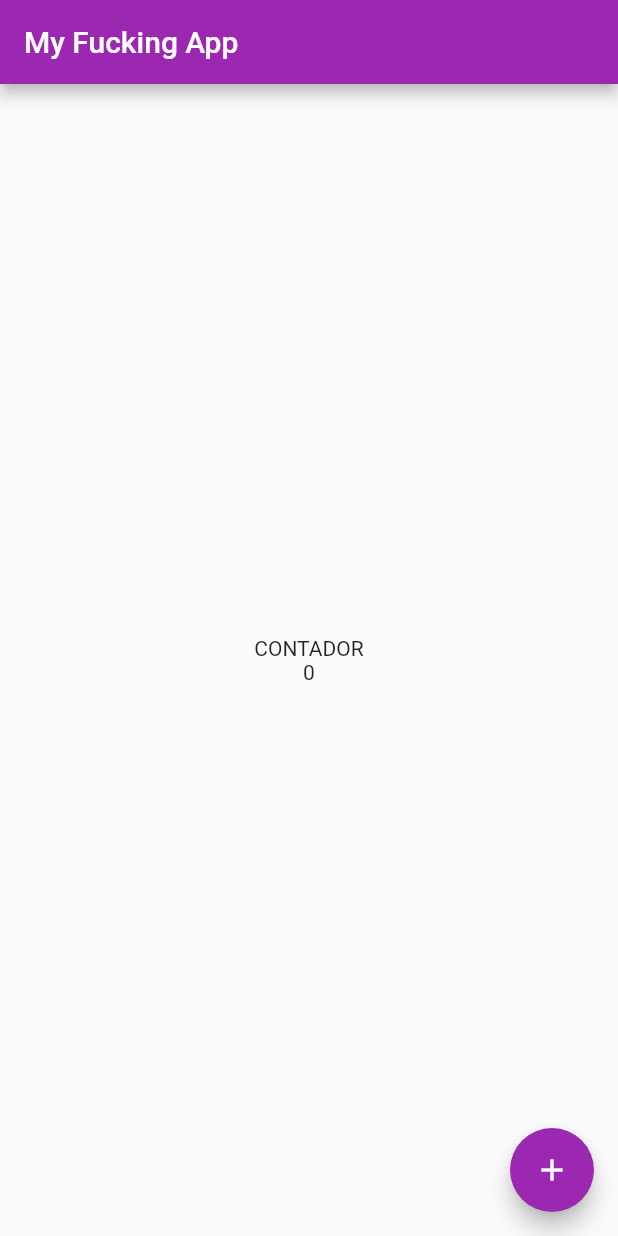
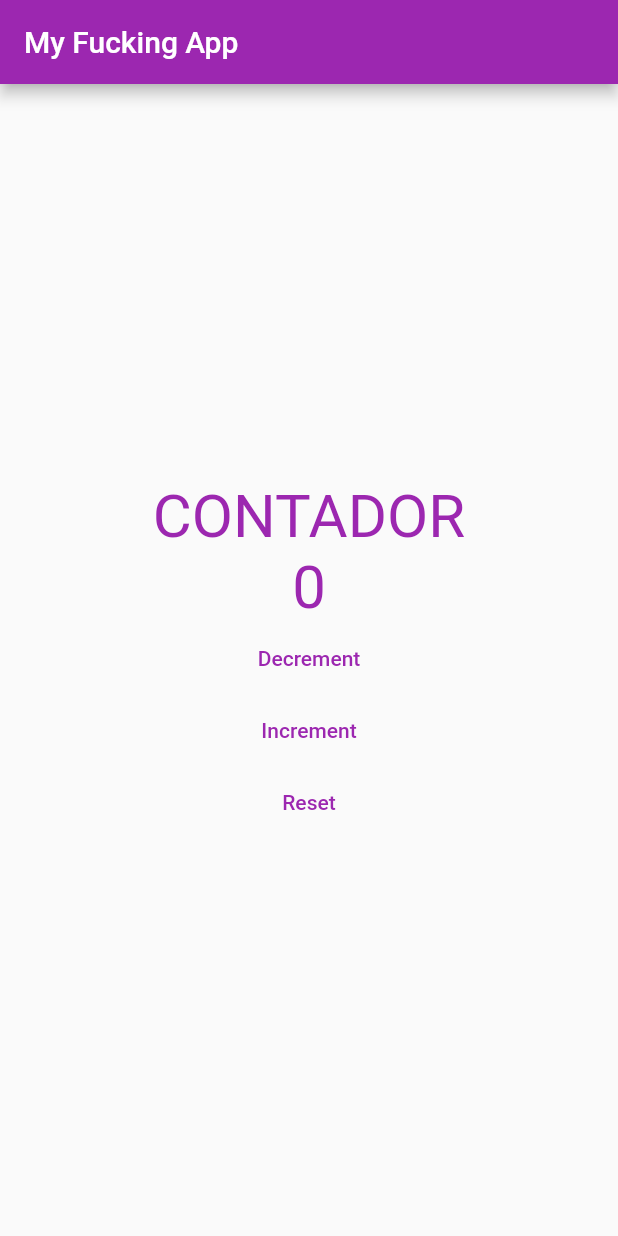
Before and after one commit to madruga665/contador-flutter, a Flutter app: the screen it shows after launch, on a phone screen of 412 x 824 dp. Run offline on Flutter 3.47's test engine with Material 2 defaults, Android fonts, the phone set to English and light mode, and no system bars.

Commit message:
add reset e decrement

```diff
--- a/lib/main.dart
+++ b/lib/main.dart
@@ -11,10 +11,23 @@ class HomePage extends StatefulWidget {
 }
 
 class _HomePageState extends State<HomePage> {
-  var count = 0;
+  int count = 0;
   void increment() {
-    count += 1;
-    setState(() {});
+    setState(() {
+      count += 1;
+    });
+  }
+
+  void decrement() {
+    setState(() {
+      count -= 1;
+    });
+  }
+
+  void reset() {
+    setState(() {
+      count = 0;
+    });
   }
 
   @override
@@ -23,13 +36,33 @@ class _HomePageState extends State<HomePage> {
       appBar: AppBar(
         title: Text("My Fucking App"),
       ),
-      body:
-          Center(child: Text("CONTADOR\n$count", textAlign: TextAlign.center)),
-      floatingActionButton: FloatingActionButton(
-          child: Icon(Icons.add),
-          onPressed: () {
-            increment();
-          }),
+      body: Center(
+          child: Column(
+        crossAxisAlignment: CrossAxisAlignment.center,
+        mainAxisAlignment: MainAxisAlignment.center,
+        children: [
+          Text(
+            "CONTADOR\n$count",
+            textAlign: TextAlign.center,
+            style: TextStyle(fontSize: 40, color: Colors.purple),
+          ),
+          TextButton(
+              onPressed: () {
+                decrement();
+              },
+              child: Text('Decrement')),
+          TextButton(
+              onPressed: () {
+                increment();
+              },
+              child: Text('Increment')),
+          TextButton(
+              onPressed: () {
+                reset();
+              },
+              child: Text('Reset'))
+        ],
+      )),
     );
   }
 }
```
